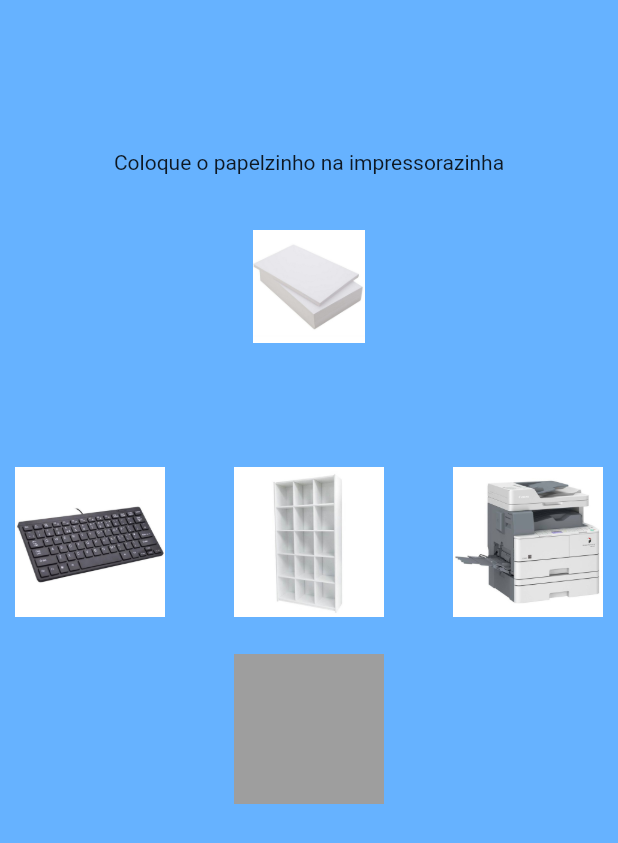
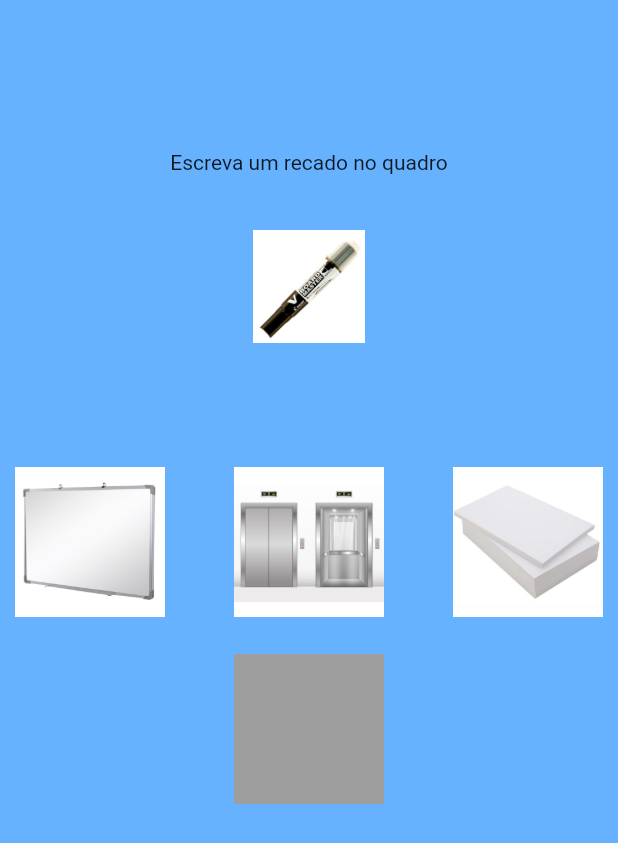
Before and after one commit to erickLage/improve, a Flutter app: the Jogo1 screen opened directly with empty values, on a phone screen of 412 x 824 dp. Shown: the top 843 px of the screen. Run offline on Flutter 3.47's test engine with Material 2 defaults, Android fonts, the phone set to English and light mode, and no system bars; our stand-ins replace cloud_firestore, dynamic_theme, firebase_auth, flutter_colorpicker, flutter_tts, shared_preferences; missing offline and left inert: flame; accounts and stored records are empty.

Commit message:
E O FIM (do jogo 2) (mas na verdade nao, falta coisa ainda)

```diff
--- a/lib/jogo1.dart
+++ b/lib/jogo1.dart
@@ -10,6 +10,7 @@ class Jogo1Menu extends StatefulWidget {
 
 class _Jogo1MenuState extends State<Jogo1Menu> {
   int nivelSelecionado = 0;
+
 
   @override
   Widget build(BuildContext context) {
@@ -176,19 +177,48 @@ class Jogo1 extends StatefulWidget {
 
 class _Jogo1State extends State<Jogo1> {
 
+  final Random random = new Random();
 
   List<String> opcoes = [
-    'computador', 'impressora', 'grampeador', 'elevador', 'régua', 'saída de emergência',
-    'cafeteira', 'crachá', 'calculadora', 'teclado', 'pendrive', 'calendário', 'quadro',
-    'projetor', 'banheiro feminino', 'banheiro masculino', 'escaninho', 'extintor de incêndio',
-    'bebedouro', 'cadeira', 'reunião', 'mesa', 'papéis', 'caneta',
+    'computador', 'impressora', 'grampeador', 'elevador', 'regua', 'saida_de_emergencia',
+    'cafeteira', 'cracha', 'calculadora', 'teclado', 'pendrive', 'calendario', 'quadro',
+    'projetor', 'banheiro_feminino', 'banheiro_masculino', 'escaninho', 'extintor_de_incendio',
+    'bebedouro', 'cadeira', 'reuniao', 'mesa', 'papeis', 'caneta', 'canetao', 'mochila',
+    'maquinaponto', 'garrafinha', 'mouse', 'xicara', 'contrato'
   ];
 
-  String texto1 = 'não cu';
-  String texto2 = 'aqui n';
-  String texto3 = 'cu';
+
+  List<Map> prompts = [
+    {'prompt': 'Bata o ponto', 'arrastavel': 'cracha', 'itemAlvo': 'maquinaponto'},
+    {'prompt': 'Escreva um recado no quadro', 'arrastavel': 'canetao', 'itemAlvo': 'quadro'},
+    {'prompt': 'Encha a garrafinha de agua', 'arrastavel': 'garrafinha', 'itemAlvo': 'bebedouro'},
+    {'prompt': 'Assine o contrato', 'arrastavel': 'caneta', 'itemAlvo': 'contrato'},
+    {'prompt': 'Conecte o mouse ao computador', 'arrastavel': 'mouse', 'itemAlvo': 'computador'},
+    {'prompt': 'Busque um xícara de café', 'arrastavel': 'xicara', 'itemAlvo': 'cafeteira'},
+    {'prompt': 'Guarde sua mochila no escaninho', 'arrastavel': 'mochila', 'itemAlvo': 'escaninho'},
+    {'prompt': 'Reponha o papeis na impressora', 'arrastavel': 'papeis', 'itemAlvo': 'impressora'},
+    {'prompt': 'Grampeie os papeis', 'arrastavel': 'grampeador', 'itemAlvo': 'papeis'},
+    {'prompt': 'O computador está pegando fogo!', 'arrastavel': 'extintor_de_incendio', 'itemAlvo': 'computador'},
+    {'prompt': 'A impressora está pegando fogo!', 'arrastavel': 'extintor_de_incendio', 'itemAlvo': 'impressora'},
+    {'prompt': 'Conecte o teclado ao computador', 'arrastavel': 'teclado', 'itemAlvo': 'computador'},
+    {'prompt': 'Ligue o projetor na sala de reuniões', 'arrastavel': 'projetor', 'itemAlvo': 'reuniao'},
+    {'prompt': 'Conecte o pendrive ao computador', 'arrastavel': 'pendrive', 'itemAlvo': 'computador'},
+  ];
+
+  List<String> alternativas1 = new List<String>(13);
+  List<String> alternativas2 = new List<String>(13);
+  List<String> alternativas3 = new List<String>(13);
 
   Color corInicial = Colors.grey;
+
+  int round = 0;
+
+  @override
+  void initState() {
+    prompts = embaralhaOpcoes(prompts);
+    preencheAlternativa();
+    super.initState();
+  }
 
   @override
   Widget build(BuildContext context) {
@@ -198,18 +228,18 @@ class _Jogo1State extends State<Jogo1> {
         child: Column(
           children: [
             SizedBox(height: 100),
-            Text('Coloque o papelzinho na impressorazinha'),
+            Text(prompts[round]['prompt']),
             Container(
               padding: EdgeInsets.all(10),
               height: 150,
               width: MediaQuery.of(context).size.width,
               child: Center(
                 child: Draggable<String>(
-                  data: 'papeis',
+                  data: prompts[round]['itemAlvo'],
                   child: Container(
                     height: 75,
                     width: 75,
-                    child: Image.asset('src/jogoImagens/papeis.jpg', fit: BoxFit.cover,),
+                    child: Image.asset('src/jogoImagens/${prompts[round]['arrastavel']}.jpg', fit: BoxFit.cover,),
                   ),
                   childWhenDragging: Container(
                     height: 75,
@@ -219,7 +249,7 @@ class _Jogo1State extends State<Jogo1> {
                   feedback:  Container(
                     height: 75,
                     width: 75,
-                    child: Image.asset('src/jogoImagens/papeis.jpg', fit: BoxFit.cover,),
+                    child: Image.asset('src/jogoImagens/${prompts[round]['arrastavel']}.jpg', fit: BoxFit.cover,),
                   ),
                 )
               ),
@@ -234,51 +264,69 @@ class _Jogo1State extends State<Jogo1> {
                 children: [
                   Container(
                     child: DragTarget<String>(
-                      onWillAccept: (data) => false,
-                      onLeave: (data){
+                      onWillAccept: (data) => round < 4,
+                      onAccept: (data){
                         setState(() {
-                          corInicial = Colors.red;
+                          if(data.compareTo(alternativas1[round]) == 0){
+                            corInicial = Colors.green;
+                          }
+                          else{
+                            corInicial = Colors.red;
+                          }
+                          round++;
                         });
                       },
                       builder: (context, color, list){
                         return Container(
                           height: 100,
                           width: 100,
-                          child: Image.asset('src/jogoImagens/teclado.jpg', fit: BoxFit.cover)
+                          child: Image.asset('src/jogoImagens/${alternativas1[round]}.jpg', fit: BoxFit.cover)
                         );
                       },
                     )
                   ),
                   Container(
                     child: DragTarget<String>(
-                      onWillAccept: (data) => false,
-                      onLeave: (data) {
+                      onWillAccept: (data) => round < 4,
+                      onAccept: (data){
                         setState(() {
-                          corInicial = Colors.red;
+                          if(data.compareTo(alternativas2[round]) == 0){
+                            corInicial = Colors.green;
+                          }
+                          else{
+                            corInicial = Colors.red;
+                          }
+                          round++;
                         });
                       },
                       builder: (context, color, list){
                         return Container(
                           height: 100,
                           width: 100,
-                          child: Image.asset('src/jogoImagens/escaninho.jpg', fit: BoxFit.cover,),
+                          child: Image.asset('src/jogoImagens/${alternativas2[round]}.jpg', fit: BoxFit.cover,),
                         );
                       },
                     )
                   ),
                   Container(
                     child: DragTarget<String>(
-                      onWillAccept: (data) => data.compareTo('papeis') == 0,
+                      onWillAccept: (data) => round < 4,
                       onAccept: (data){
                         setState(() {
-                          corInicial = Colors.green;
+                          if(data.compareTo(alternativas3[round]) == 0){
+                            corInicial = Colors.green;
+                          }
+                          else{
+                            corInicial = Colors.red;
+                          }
+                          round++;
                         });
                       },
                       builder: (context, color, list){
                         return Container(
                           height: 100,
                           width: 100,
-                          child: Image.asset('src/jogoImagens/impressora.jpg', fit: BoxFit.cover,),
+                          child: Image.asset('src/jogoImagens/${alternativas3[round]}.jpg', fit: BoxFit.cover,),
                         );
                       },
                     )
@@ -296,7 +344,55 @@ class _Jogo1State extends State<Jogo1> {
       )
     );
   }
+
+  List<Map> embaralhaOpcoes(List<Map> items){
+    for (int i = items.length - 1; i > 0; i--) {
+
+      int n = random.nextInt(i + 1);
+
+      Map temp = items[i];
+      items[i] = items[n];
+      items[n] = temp;
+    }
+
+    return items;
+  }
+  void preencheAlternativa(){
+    for(int i = 0;i < 13;i++){
+      String alt;
+      do{
+        int n = random.nextInt(opcoes.length);
+        alt = opcoes[n];
+      }while(alt.compareTo(prompts[i]['itemAlvo']) == 0 || alt.compareTo(prompts[i]['arrastavel']) == 0);
+      alternativas1[i] = alt;
+      do{
+        int n = random.nextInt(opcoes.length);
+        alt = opcoes[n];
+      }while(alt.compareTo(prompts[i]['itemAlvo']) == 0 || alt.compareTo(prompts[i]['arrastavel']) == 0 || alt.compareTo(alternativas1[i]) == 0);
+      alternativas2[i] = alt;
+      do{
+        int n = random.nextInt(opcoes.length);
+        alt = opcoes[n];
+      }while(alt.compareTo(prompts[i]['itemAlvo']) == 0 || alt.compareTo(prompts[i]['arrastavel']) == 0 || alt.compareTo(alternativas1[i]) == 0 || alt.compareTo(alternativas2[i]) == 0);
+      alternativas3[i] = alt;
+      switch(random.nextInt(3)){
+        case 0:
+          alternativas1[i] = prompts[i]['itemAlvo'];
+          break;
+        case 1:
+          alternativas2[i] = prompts[i]['itemAlvo'];
+          break;
+        case 2:
+          alternativas3[i] = prompts[i]['itemAlvo'];
+          break;
+      }
+
+    }
+  }
 }
+
+
+
 
 Color randomColor() {
   Random rng = new Random();
```
Also changed, not shown: src/jogoImagens/canetao.jpg (added), src/jogoImagens/contrato.jpg (added), src/jogoImagens/garrafinha.jpg (added), src/jogoImagens/maquinaponto.jpg (added), src/jogoImagens/mochila.jpg (added), src/jogoImagens/mouse.jpg (added), src/jogoImagens/xicara.jpg (added).
